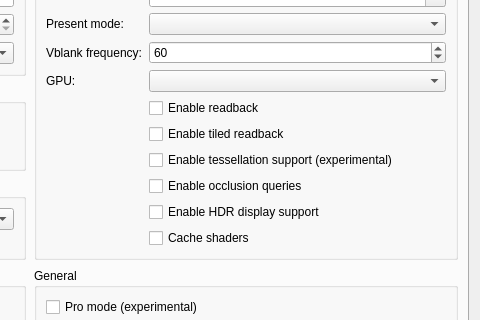
Qt form src/launcher/forms/configuration_edit_dialog.ui (rezesferi/KytyPS5-GTA) before a commit; both pictures show x 420 to 900 and y 90 to 410 of the 900 by 747 pixel window.
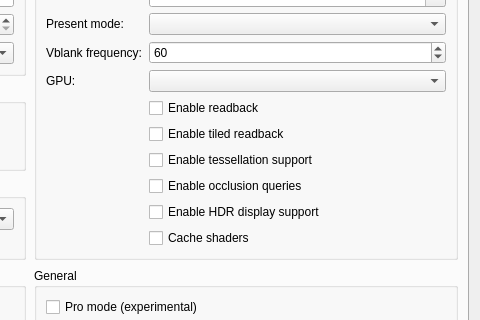
The same form after that commit. Custom widgets are drawn as their Qt base class.

Commit message:
graphics: draw tessellation patches by default
GTA V (PPSA04263) tessellates the trunks of trees near the camera. With
patches skipped by default, a tree's trunk disappeared when walking up to
it and came back at a distance, where the game draws an untessellated
model. Its tessellation programs now translate, so draw patches unless
--no-tessellation is passed. The launcher passes --no-tessellation when its checkbox is
off and enables it in new configurations.

```diff
--- a/src/launcher/forms/configuration_edit_dialog.ui
+++ b/src/launcher/forms/configuration_edit_dialog.ui
@@ -187,8 +187,8 @@
             </item>
             <item row="7" column="1">
              <widget class="QCheckBox" name="checkBox_tessellation">
-              <property name="toolTip"><string>Draw tessellated geometry. Disabled by default; unsupported tessellation may cause crashes.</string></property>
-              <property name="text"><string>Enable tessellation support (experimental)</string></property>
+              <property name="toolTip"><string>Draw tessellated geometry, such as GTA V's nearby tree trunks. Unsupported tessellation shaders may cause crashes.</string></property>
+              <property name="text"><string>Enable tessellation support</string></property>
              </widget>
             </item>
             <item row="8" column="1">
```
The commit also changes 4 other files.
